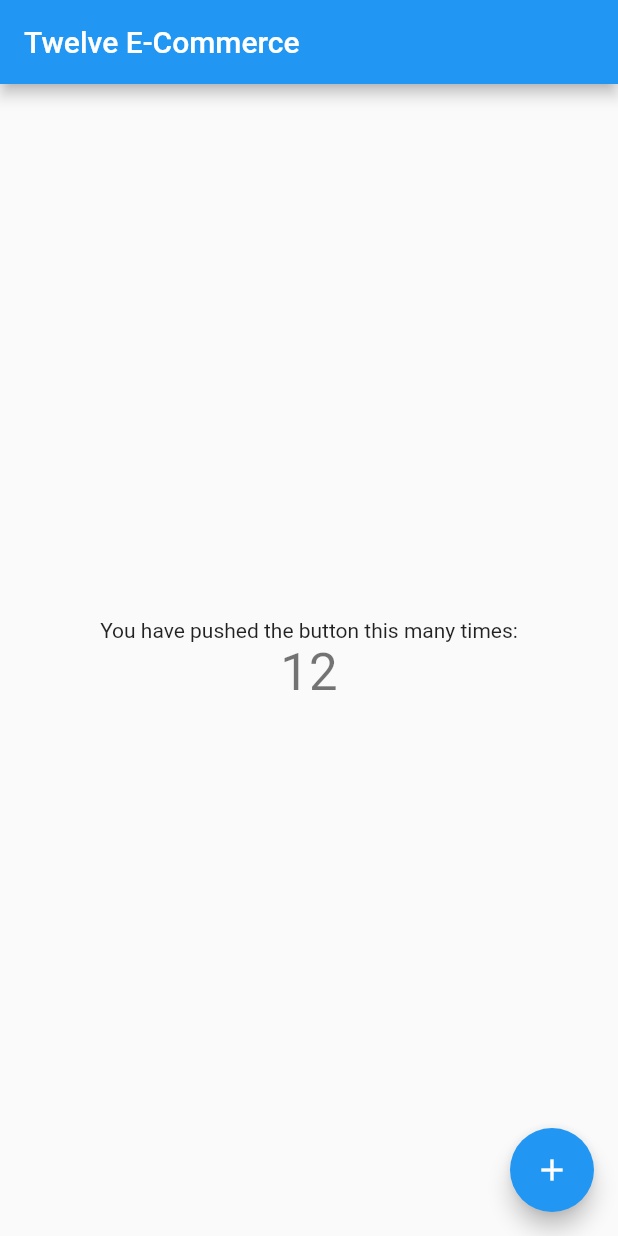
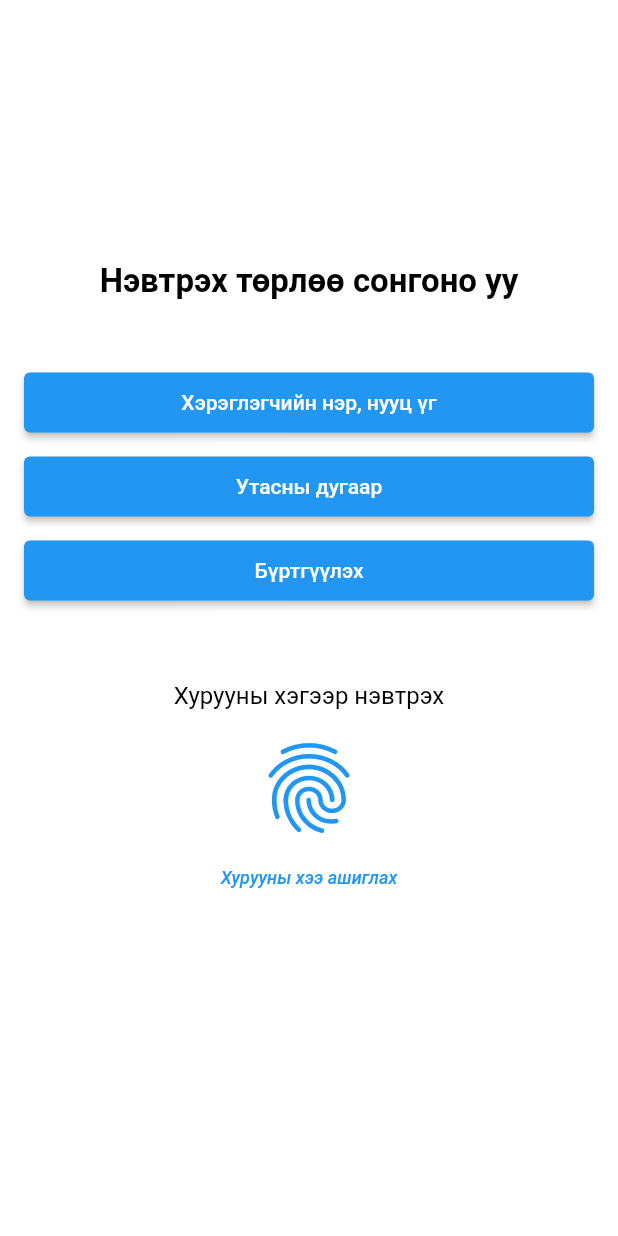
Before and after one commit to chinzorigts/twelve_ecommerce, a Flutter app: the screen it shows after launch, on a phone screen of 412 x 824 dp. Run offline on Flutter 3.47's test engine with Material 2 defaults, Android fonts, the phone set to English and light mode, and no system bars.

Commit message:
Starting.

```diff
--- a/lib/main.dart
+++ b/lib/main.dart
@@ -1,4 +1,5 @@
 import 'package:flutter/material.dart';
+import 'package:twelve_ecommerce/pages/choose_login_method.dart';
 
 void main() {
   runApp(const MyApp());
@@ -15,7 +16,7 @@ class MyApp extends StatelessWidget {
       theme: ThemeData(
         primarySwatch: Colors.blue,
       ),
-      home: const MyHomePage(title: 'Twelve E-Commerce'),
+      home: ChooseLoginMethod(),
     );
   }
 }
@@ -35,25 +36,6 @@ class _MyHomePageState extends State<MyHomePage> {
     return Scaffold(
       appBar: AppBar(
         title: Text(widget.title),
-      ),
-      body: Center(
-        child: Column(
-          mainAxisAlignment: MainAxisAlignment.center,
-          children: <Widget>[
-            const Text(
-              'You have pushed the button this many times:',
-            ),
-            Text(
-              '12',
-              style: Theme.of(context).textTheme.headline4,
-            ),
-          ],
-        ),
-      ),
-      floatingActionButton: FloatingActionButton(
-        onPressed: (){},
-        tooltip: 'Increment',
-        child: const Icon(Icons.add),
       ), // This trailing comma makes auto-formatting nicer for build methods.
     );
   }
--- /dev/null
+++ b/lib/pages/choose_login_method.dart
@@ -0,0 +1,122 @@
+import 'package:flutter/cupertino.dart';
+import 'package:flutter/material.dart';
+
+class ChooseLoginMethod extends StatefulWidget{
+
+  @override
+  State<StatefulWidget> createState() {
+    return _ChooseLoginMethodState();
+  }
+
+}
+
+class _ChooseLoginMethodState extends State<ChooseLoginMethod>{
+
+  @override
+  Widget build(BuildContext context) {
+    var _size = MediaQuery.of(context).size;
+
+    return SafeArea(
+        child: Scaffold(
+            backgroundColor: Colors.white,
+            body: Container(
+              padding: const EdgeInsets.all(16.0),
+              height: _size.height,
+              width: _size.width,
+              child: Column(
+                crossAxisAlignment: CrossAxisAlignment.center,
+                mainAxisAlignment: MainAxisAlignment.start,
+                children: <Widget>[
+                  Expanded(
+                      child: SizedBox(),
+                      flex:2,
+                  ),
+                  Flexible(
+                      child: Column(
+                        children: <Widget>[
+                          Container(
+                            child: Text('Нэвтрэх төрлөө сонгоно уу', style: TextStyle(
+                                fontSize: 22,
+                                color: Colors.black,
+                                fontWeight: FontWeight.bold
+                            ),),
+                          ),
+                          _btnMainLogin(),
+                          _btnPhoneNumberLogin(),
+                          _btnRegister(),
+                          _btnFingerPrint(),
+                        ],
+                      ),
+                    flex: 8,
+                  )
+                ],
+              ),
+            ),
+    ));
+  }
+
+  Widget _btnMainLogin(){
+    return Container(
+      height: 40.0,
+      width: MediaQuery.of(context).size.width,
+      margin: EdgeInsets.only(top: 48.0),
+      child: ElevatedButton(
+          onPressed: (){},
+          child: Text('Хэрэглэгчийн нэр, нууц үг')
+      ),
+    );
+  }
+
+  Widget _btnPhoneNumberLogin(){
+    return Container(
+      margin: EdgeInsets.only(top: 16.0),
+      height: 40.0,
+      width: MediaQuery.of(context).size.width,
+      child: ElevatedButton(
+          onPressed: (){},
+          child: Text('Утасны дугаар')
+      ),
+    );
+  }
+
+  Widget _btnRegister(){
+    return Container(
+      margin: EdgeInsets.only(top: 16.0),
+      height: 40.0,
+      width: MediaQuery.of(context).size.width,
+      child: ElevatedButton(
+          onPressed: (){},
+          child: Text('Бүртгүүлэх')
+      ),
+    );
+  }
+
+  Widget _btnFingerPrint(){
+    return Container(
+      margin: const EdgeInsets.only(top: 54),
+      child: Column(
+        children: <Widget>[
+          const Text('Хурууны хэгээр нэвтрэх', style: TextStyle(
+            color: Colors.black,
+            fontSize: 16,
+          ),),
+          Padding(
+            padding: EdgeInsets.only(top: 16),
+            child: InkWell(
+              onTap: () {},
+              child: Icon(Icons.fingerprint_outlined, size: 72, color: Colors.blue,),
+            )),
+          TextButton(
+            onPressed: (){},
+            child: const Text('Хурууны хээ ашиглах',
+              style: TextStyle(
+                color: Colors.blue,
+                fontSize: 12,
+                fontStyle: FontStyle.italic,
+          ),),),
+        ],
+      ),
+    );
+  }
+
+}
```
